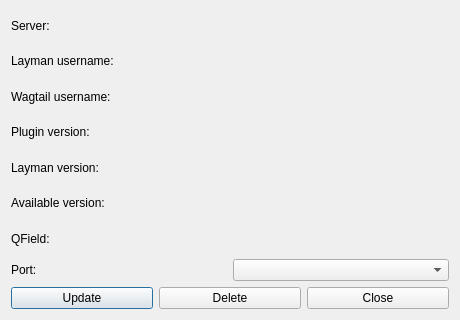
Old version of the form dlg_userInfo.ui in the repository LESPROJEKT/qgis-layman-plugin.
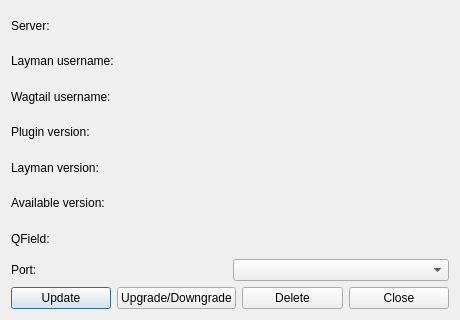
New version of the form. Icons and pictures are not drawn.

Diff of the .ui file:
```diff
--- a/dlg_userInfo.ui
+++ b/dlg_userInfo.ui
@@ -158,6 +158,13 @@
        </property>
       </widget>
      </item>
+     <item>
+      <widget class="QPushButton" name="pushButton_upgrade_downgrade">
+       <property name="text">
+        <string>Upgrade/Downgrade</string>
+       </property>
+      </widget>
+     </item>
      <item>
       <widget class="QPushButton" name="pushButton_delete_user">
        <property name="text">
```
